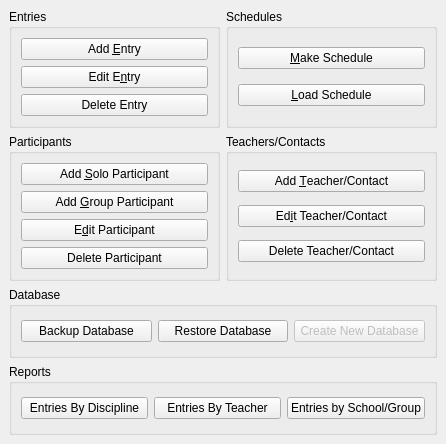
Qt form Forms/ui_mainwindow.ui (diana134/afs) before a commit.
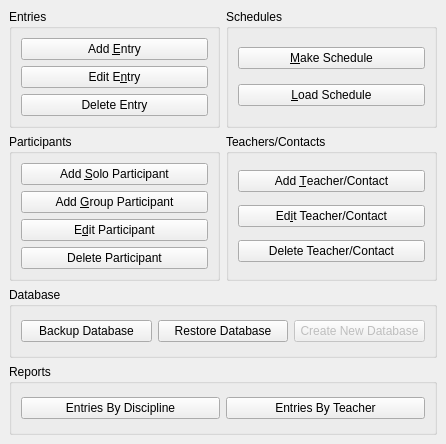
The same form after that commit.

Diff of the .ui file:
```diff
--- a/Forms/ui_mainwindow.ui
+++ b/Forms/ui_mainwindow.ui
@@ -194,13 +194,6 @@
          </property>
         </widget>
        </item>
-       <item>
-        <widget class="QPushButton" name="entriesByGroupBtn">
-         <property name="text">
-          <string>Entries by School/Group</string>
-         </property>
-        </widget>
-       </item>
       </layout>
      </widget>
     </item>
```
